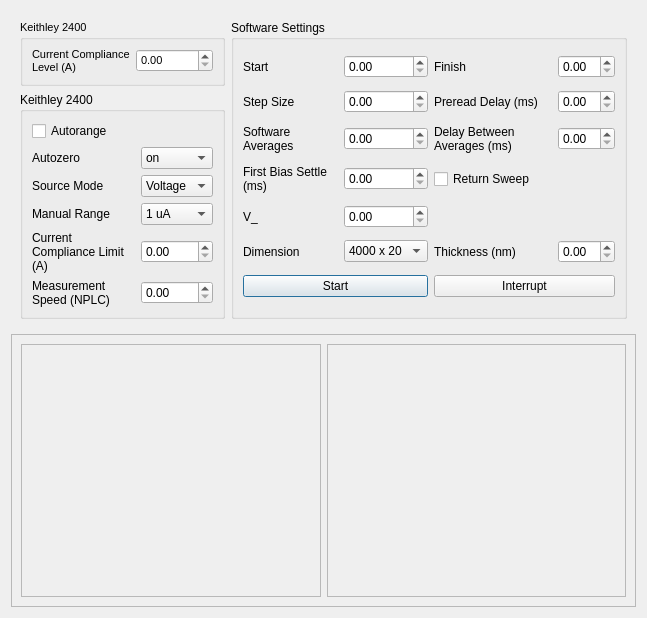
Before: the Qt Designer form python_measurements/general_curve.ui in rajgiriUW/OECT_Control, drawn with Qt 5.
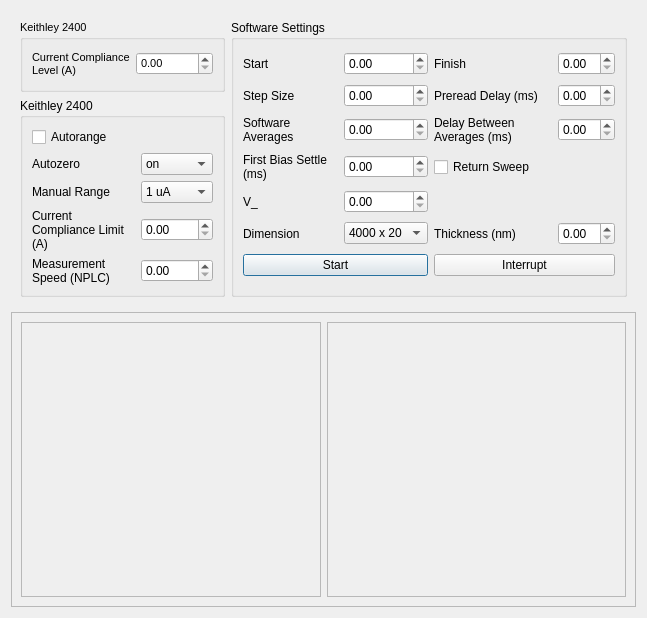
After: the same form once the commit is applied.

Commit message: removed source voltage, added device reset, ui changes

Diff of the .ui file:
```diff
--- a/python_measurements/general_curve.ui
+++ b/python_measurements/general_curve.ui
@@ -33,7 +33,7 @@
            </property>
           </widget>
          </item>
-         <item row="3" column="0">
+         <item row="2" column="0">
           <widget class="QLabel" name="label_3">
            <property name="text">
             <string>Manual Range</string>
@@ -43,17 +43,7 @@
            </property>
           </widget>
          </item>
-         <item row="4" column="0">
-          <widget class="QLabel" name="label_4">
-           <property name="text">
-            <string>Current Compliance Limit (A)</string>
-           </property>
-           <property name="wordWrap">
-            <bool>true</bool>
-           </property>
-          </widget>
-         </item>
-         <item row="3" column="1">
+         <item row="2" column="1">
           <widget class="QComboBox" name="manual_range_sweep_comboBox">
            <item>
             <property name="text">
@@ -92,53 +82,9 @@
            </item>
           </widget>
          </item>
-         <item row="2" column="0">
-          <widget class="QLabel" name="label_2">
-           <property name="text">
-            <string>Source Mode</string>
-           </property>
-           <property name="wordWrap">
-            <bool>true</bool>
-           </property>
-          </widget>
-         </item>
-         <item row="4" column="1">
+         <item row="3" column="1">
           <widget class="QDoubleSpinBox" name="current_compliance_sweep_doubleSpinBox"/>
          </item>
-         <item row="2" column="1">
-          <widget class="QComboBox" name="source_mode_sweep_comboBox">
-           <item>
-            <property name="text">
-             <string>Voltage</string>
-            </property>
-           </item>
-           <item>
-            <property name="text">
-             <string>Current</string>
-            </property>
-           </item>
-          </widget>
-         </item>
-         <item row="5" column="0">
-          <widget class="QLabel" name="label_5">
-           <property name="text">
-            <string>Measurement Speed (NPLC)</string>
-           </property>
-           <property name="wordWrap">
-            <bool>true</bool>
-           </property>
-          </widget>
-         </item>
-         <item row="5" column="1">
-          <widget class="QDoubleSpinBox" name="nplc_sweep_doubleSpinBox"/>
-         </item>
-         <item row="1" column="0">
-          <widget class="QLabel" name="label_9">
-           <property name="text">
-            <string>Autozero</string>
-           </property>
-          </widget>
-         </item>
          <item row="1" column="1">
           <widget class="QComboBox" name="autozero_sweep_comboBox">
            <item>
@@ -158,6 +104,36 @@
            </item>
           </widget>
          </item>
+         <item row="4" column="1">
+          <widget class="QDoubleSpinBox" name="nplc_sweep_doubleSpinBox"/>
+         </item>
+         <item row="4" column="0">
+          <widget class="QLabel" name="label_5">
+           <property name="text">
+            <string>Measurement Speed (NPLC)</string>
+           </property>
+           <property name="wordWrap">
+            <bool>true</bool>
+           </property>
+          </widget>
+         </item>
+         <item row="1" column="0">
+          <widget class="QLabel" name="label_9">
+           <property name="text">
+            <string>Autozero</string>
+           </property>
+          </widget>
+         </item>
+         <item row="3" column="0">
+          <widget class="QLabel" name="label_4">
+           <property name="text">
+            <string>Current Compliance Limit (A)</string>
+           </property>
+           <property name="wordWrap">
+            <bool>true</bool>
+           </property>
+          </widget>
+         </item>
         </layout>
        </widget>
       </item>
```
Left out of the diff: 21 changed lines with no effect on the pictures. The commit also changes 5 other files.
